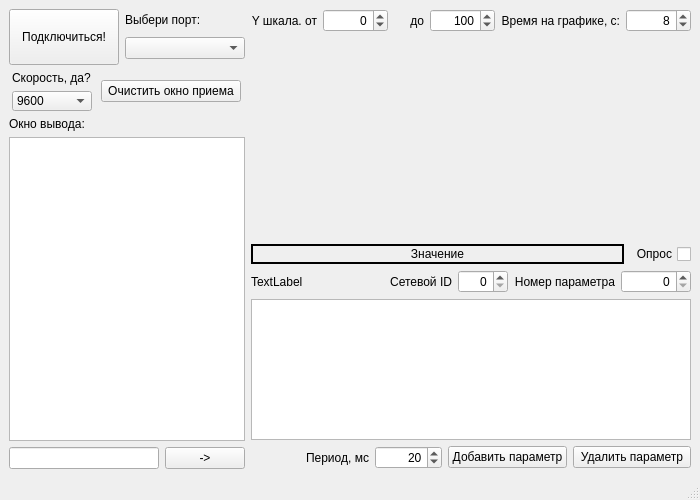
First picture: the form in mainwindow.ui, repository kuzia99/COM_term, before the edit.
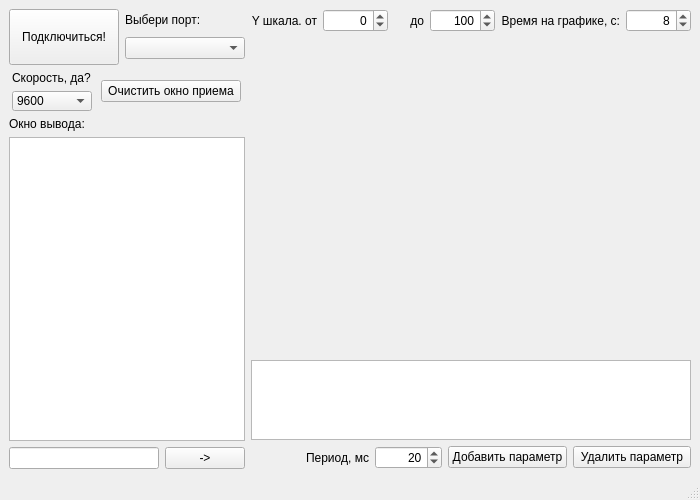
Second picture: the form after the edit. Custom widgets are drawn as their Qt base class.

What changed in the file:
```diff
--- a/mainwindow.ui
+++ b/mainwindow.ui
@@ -387,148 +387,10 @@
         </property>
        </widget>
       </item>
-      <item>
-       <layout class="QHBoxLayout" name="horizontalLayout_4">
-        <item>
-         <widget class="QLabel" name="labelCurrentValue">
-          <property name="sizePolicy">
-           <sizepolicy hsizetype="Expanding" vsizetype="Preferred">
-            <horstretch>0</horstretch>
-            <verstretch>0</verstretch>
-           </sizepolicy>
-          </property>
-          <property name="minimumSize">
-           <size>
-            <width>0</width>
-            <height>0</height>
-           </size>
-          </property>
-          <property name="styleSheet">
-           <string notr="true">border:2px solid rgb(0, 0, 0);</string>
-          </property>
-          <property name="text">
-           <string>Значение</string>
-          </property>
-          <property name="textFormat">
-           <enum>Qt::RichText</enum>
-          </property>
-          <property name="alignment">
-           <set>Qt::AlignCenter</set>
-          </property>
-         </widget>
-        </item>
-        <item>
-         <layout class="QHBoxLayout" name="horizontalLayout_6">
-          <item>
-           <widget class="QCheckBox" name="checkBox">
-            <property name="layoutDirection">
-             <enum>Qt::RightToLeft</enum>
-            </property>
-            <property name="text">
-             <string>Опрос</string>
-            </property>
-            <property name="checkable">
-             <bool>true</bool>
-            </property>
-            <property name="checked">
-             <bool>false</bool>
-            </property>
-           </widget>
-          </item>
-         </layout>
-        </item>
-       </layout>
-      </item>
-      <item>
-       <layout class="QHBoxLayout" name="horizontalLayout_8">
-        <item>
-         <layout class="QHBoxLayout" name="horizontalLayout_11">
-          <item>
-           <widget class="QLabel" name="label_8">
-            <property name="sizePolicy">
-             <sizepolicy hsizetype="Expanding" vsizetype="Preferred">
-              <horstretch>0</horstretch>
-              <verstretch>0</verstretch>
-             </sizepolicy>
-            </property>
-            <property name="text">
-             <string>TextLabel</string>
-            </property>
-           </widget>
-          </item>
-         </layout>
-        </item>
-        <item>
-         <layout class="QHBoxLayout" name="horizontalLayout_7">
-          <item>
-           <widget class="QLabel" name="label_7">
-            <property name="text">
-             <string>Сетевой ID</string>
-            </property>
-            <property name="alignment">
-             <set>Qt::AlignRight|Qt::AlignTrailing|Qt::AlignVCenter</set>
-            </property>
-           </widget>
-          </item>
-          <item>
-           <widget class="QSpinBox" name="spinBoxId">
-            <property name="sizePolicy">
-             <sizepolicy hsizetype="Fixed" vsizetype="Fixed">
-              <horstretch>0</horstretch>
-              <verstretch>0</verstretch>
-             </sizepolicy>
-            </property>
-            <property name="minimumSize">
-             <size>
-              <width>50</width>
-              <height>0</height>
-             </size>
-            </property>
-            <property name="alignment">
-             <set>Qt::AlignRight|Qt::AlignTrailing|Qt::AlignVCenter</set>
-            </property>
-           </widget>
-          </item>
-          <item>
-           <widget class="QLabel" name="label_9">
-            <property name="text">
-             <string>Номер параметра</string>
-            </property>
-            <property name="alignment">
-             <set>Qt::AlignRight|Qt::AlignTrailing|Qt::AlignVCenter</set>
-            </property>
-           </widget>
-          </item>
-          <item>
-           <widget class="QSpinBox" name="spinBoxParameter">
-            <property name="sizePolicy">
-             <sizepolicy hsizetype="Fixed" vsizetype="Fixed">
-              <horstretch>0</horstretch>
-              <verstretch>0</verstretch>
-             </sizepolicy>
-            </property>
-            <property name="minimumSize">
-             <size>
-              <width>70</width>
-              <height>0</height>
-             </size>
-            </property>
-            <property name="alignment">
-             <set>Qt::AlignRight|Qt::AlignTrailing|Qt::AlignVCenter</set>
-            </property>
-            <property name="maximum">
-             <number>65535</number>
-            </property>
-           </widget>
-          </item>
-         </layout>
-        </item>
-       </layout>
-      </item>
       <item>
        <widget class="QTableWidget" name="tableWidget">
         <property name="sizePolicy">
-         <sizepolicy hsizetype="Expanding" vsizetype="Minimum">
+         <sizepolicy hsizetype="Preferred" vsizetype="Fixed">
           <horstretch>0</horstretch>
           <verstretch>0</verstretch>
          </sizepolicy>
@@ -536,7 +398,13 @@
         <property name="minimumSize">
          <size>
           <width>0</width>
-          <height>60</height>
+          <height>50</height>
+         </size>
+        </property>
+        <property name="maximumSize">
+         <size>
+          <width>200000</width>
+          <height>80</height>
          </size>
         </property>
        </widget>
```
